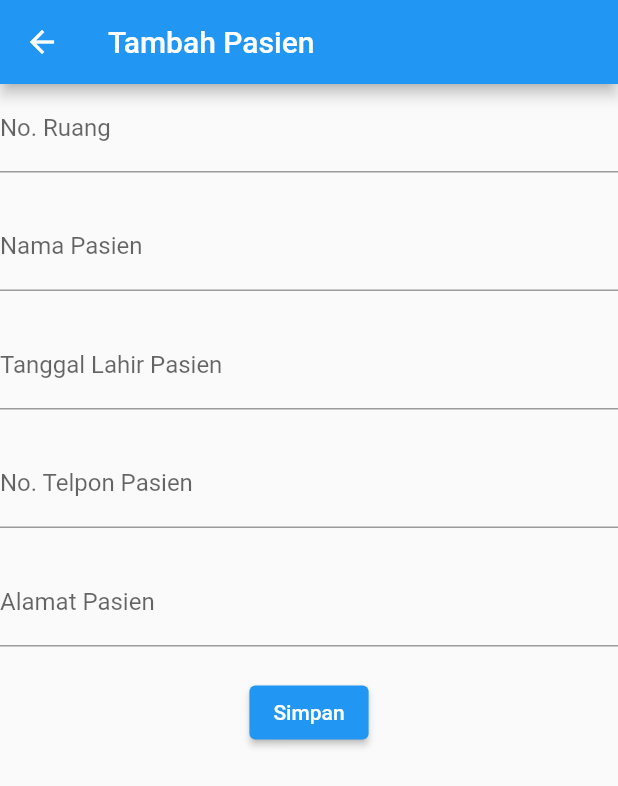
After one commit to cahyof30/datapegawai, a Flutter app: the PasienPage screen opened directly, after a tap on the "add" icon, on a phone screen of 412 x 824 dp. The commit adds this screen. Shown: the top 786 px of the screen. Run offline on Flutter 3.47's test engine with Material 2 defaults, Android fonts, the light colour scheme and no system bars.

Commit message:
Update Tugas Pertemuan 6

```diff
--- a/lib/ui/menu_page.dart
+++ b/lib/ui/menu_page.dart
@@ -1,9 +1,5 @@
 import 'package:flutter/material.dart';
-import '../model/pegawai.dart';
-import 'pegawai_detail.dart';
 import 'pegawai_page.dart';
-import '../model/pasien.dart';
-import 'pasien_detail.dart';
 import 'pasien_page.dart';
 
 class MenuPage extends StatefulWidget {
--- /dev/null
+++ b/lib/ui/pasien_form.dart
@@ -0,0 +1,45 @@
+import 'package:flutter/material.dart';
+
+class PasienForm extends StatefulWidget {
+  const PasienForm({Key? key}) : super(key: key);
+  _PasienFormState createState() => _PasienFormState();
+}
+
+class _PasienFormState extends State<PasienForm> {
+  final _formKey = GlobalKey<FormState>();
+
+  @override
+  Widget build(BuildContext context) {
+    return Scaffold(
+      appBar: AppBar(title: const Text("Tambah Pasien")),
+      body: SingleChildScrollView(
+        child: Form(
+          key: _formKey,
+          child: Column(
+            children: [
+              TextField(
+                  decoration: const InputDecoration(labelText: "No. Ruang")),
+              SizedBox(height: 20),
+              TextField(
+                  decoration: const InputDecoration(labelText: "Nama Pasien")),
+              SizedBox(height: 20),
+              TextField(
+                  decoration:
+                      const InputDecoration(labelText: "Tanggal Lahir Pasien")),
+              SizedBox(height: 20),
+              TextField(
+                  decoration:
+                      const InputDecoration(labelText: "No. Telpon Pasien")),
+              SizedBox(height: 20),
+              TextField(
+                  decoration:
+                      const InputDecoration(labelText: "Alamat Pasien")),
+              SizedBox(height: 20),
+              ElevatedButton(onPressed: () {}, child: const Text("Simpan"))
+            ],
+          ),
+        ),
+      ),
+    );
+  }
+}
--- /dev/null
+++ b/lib/ui/pasien_item.dart
@@ -0,0 +1,23 @@
+import 'package:flutter/material.dart';
+import '../model/pasien.dart';
+import 'pasien_detail.dart';
+
+class PasienItem extends StatelessWidget {
+  final Pasien pasien;
+
+  const PasienItem({super.key, required this.pasien});
+
+  @override
+  Widget build(BuildContext context){
+    return GestureDetector(
+      child: Card(
+        child: ListTile(
+          title: Text("${pasien.namaPasien}"),
+        ),
+      ),
+      onTap: (){
+        Navigator.push(context, MaterialPageRoute(builder: (context) => PasienDetail(pasien: pasien)));
+      },
+    );
+  }
+}
--- a/lib/ui/pasien_page.dart
+++ b/lib/ui/pasien_page.dart
@@ -1,6 +1,7 @@
 import 'package:flutter/material.dart';
 import '../model/pasien.dart';
-import 'pasien_detail.dart';
+import 'pasien_item.dart';
+import 'pasien_form.dart';
 
 class PasienPage extends StatefulWidget {
   const PasienPage({Key? key}) : super(key: key);
@@ -13,80 +14,46 @@ class _PasienPageState extends State<PasienPage> {
   @override
   Widget build(BuildContext context) {
     return Scaffold(
-      appBar: AppBar(title: const Text("Data Pasien")),
+      appBar: AppBar(
+        title: const Text("Data Pasien"),
+        actions: [
+          GestureDetector(
+            child: const Icon(Icons.add),
+            onTap: () {
+              Navigator.push(context,
+                  MaterialPageRoute(builder: (context) => PasienForm()));
+            },
+          )
+        ],
+      ),
       body: ListView(
         children: [
           GestureDetector(
-            child: Card(
-              child: ListTile(
-                title: const Text("01. Muhammad Fajar K."),
-              ),
-            ),
-            onTap: () {
-              Pasien no_rmPasien,
-                  namaPasien,
-                  tglPasien,
-                  nohpPasien,
-                  alamatPasien = new Pasien(
+            child: (PasienItem(
+                pasien: Pasien(
                     no_rmPasien: "121",
                     namaPasien: "Muhammad Fajar Kurnia",
                     tglPasien: "12 Mei 1999",
                     nohpPasien: "08882312XXXX",
-                      alamatPasien: "Klitren, Gondokusuman, Yogyakarta");
-              Navigator.push(
-                  context,
-                  MaterialPageRoute(
-                      builder: (context) =>
-                          PasienDetail(pasien: alamatPasien)));
-            },
+                    alamatPasien: "Klitren, Gondokusuman, Yogyakarta"))),
           ),
           GestureDetector(
-            child: Card(
-              child: ListTile(
-                title: const Text("02. Indah Setiani Dewi"),
-              ),
-            ),
-            onTap: () {
-              Pasien no_rmPasien,
-                  namaPasien,
-                  tglPasien,
-                  nohpPasien,
-                  alamatPasien = new Pasien(
+            child: (PasienItem(
+                pasien: Pasien(
                     no_rmPasien: "122",
                     namaPasien: "Indah Setiani Dewi",
                     tglPasien: "12 September 2001",
                     nohpPasien: "08881212XXXX",
-                      alamatPasien: "Balirejo, Yogyakarta");
-              Navigator.push(
-                  context,
-                  MaterialPageRoute(
-                      builder: (context) =>
-                          PasienDetail(pasien: alamatPasien)));
-            },
+                    alamatPasien: "Balirejo, Yogyakarta"))),
           ),
           GestureDetector(
-            child: Card(
-              child: ListTile(
-                title: const Text("03. Agus Setiabudi"),
-              ),
-            ),
-            onTap: () {
-              Pasien no_rmPasien,
-                  namaPasien,
-                  tglPasien,
-                  nohpPasien,
-                  alamatPasien = new Pasien(
+            child: (PasienItem(
+                pasien: Pasien(
                     no_rmPasien: "123",
                     namaPasien: "Agus Setiabudi",
                     tglPasien: "3 Agustus 1987",
                     nohpPasien: "08123157XXXX",
-                      alamatPasien: "Kasihan, Bantul");
-              Navigator.push(
-                  context,
-                  MaterialPageRoute(
-                      builder: (context) =>
-                          PasienDetail(pasien: alamatPasien)));
-            },
+                    alamatPasien: "Kasihan, Bantul"))),
           ),
         ],
       ),
--- a/lib/ui/pegawai_detail.dart
+++ b/lib/ui/pegawai_detail.dart
@@ -19,7 +19,7 @@ class _PegawaiDetailState extends State<PegawaiDetail> {
         children: [
           SizedBox(height: 10),
           Text(
-            "No. Induk Pegawai : ${widget.pegawai.nipPegawai}",
+            "NIP : ${widget.pegawai.nipPegawai}",
             style: TextStyle(fontSize: 20),
           ),
           SizedBox(height: 10),
```
Also changed, not shown: lib/ui/pegawai_form.dart (added, +44 -0 lines), lib/ui/pegawai_item.dart (added, +23 -0 lines), lib/ui/pegawai_page.dart (+30 -93 lines), lib/ui/pasien_detail.dart (line endings or trailing spaces). Lines whose indentation alone changed are shown as unchanged.
